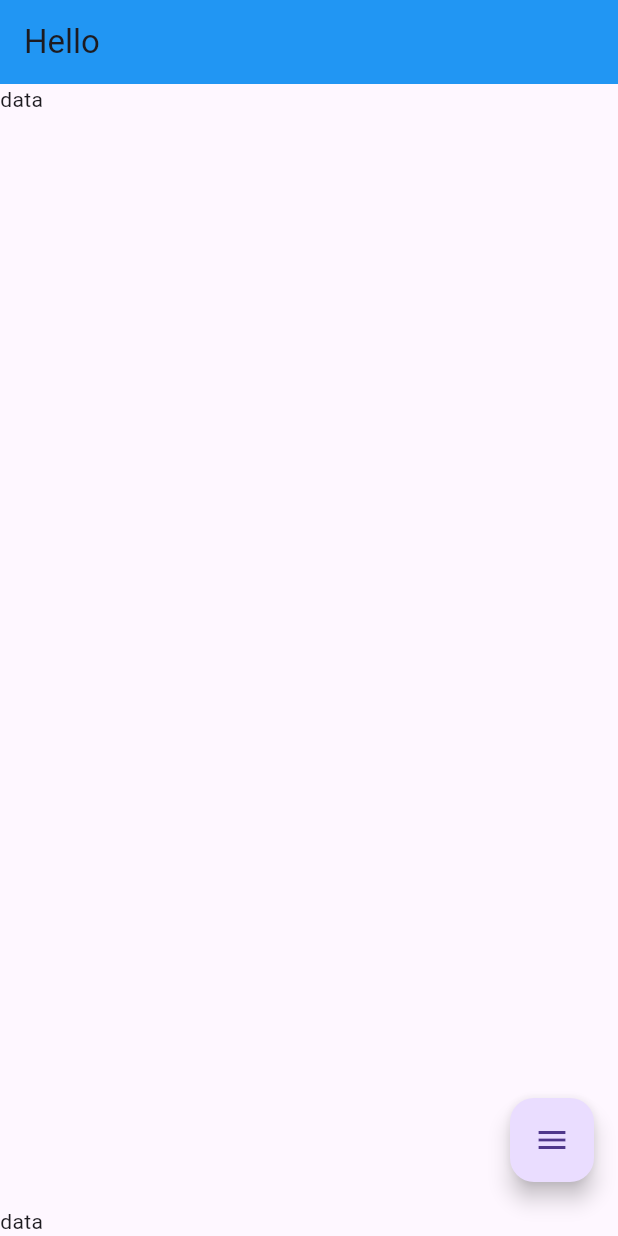
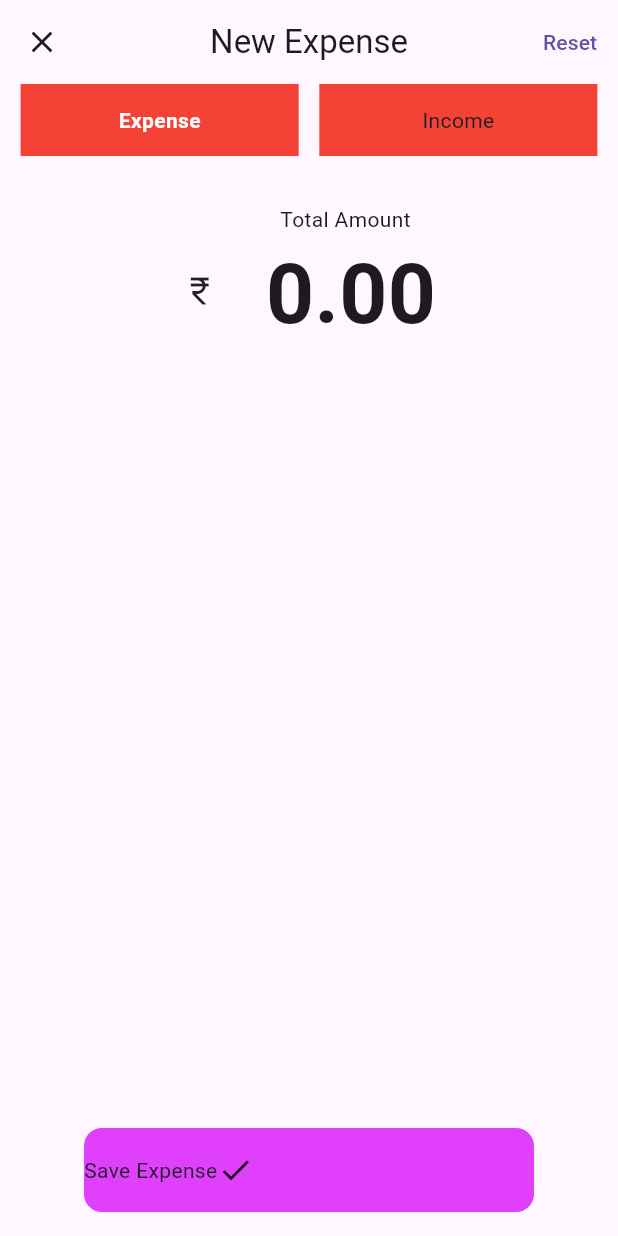
Before and after one commit to rabinacharya11/iims-flutter-trainning-2025, a Flutter app: the screen it shows after launch, on a phone screen of 412 x 824 dp. Run offline on Flutter 3.47's test engine with Material 3 defaults, Android fonts, the phone set to English and light mode, and no system bars.

Commit message:
UI basics day 2

```diff
--- /dev/null
+++ b/lib/add_new_expense_screen.dart
@@ -0,0 +1,89 @@
+import 'package:flutter/material.dart';
+
+class AddExpenseScreen extends StatelessWidget {
+  const AddExpenseScreen({super.key});
+
+  @override
+  Widget build(BuildContext context) {
+    return Scaffold(
+      appBar: AppBar(
+        leading: IconButton(onPressed: () {}, icon: Icon(Icons.close)),
+        title: Text("New Expense"),
+        centerTitle: true,
+        actions: [TextButton(onPressed: () {}, child: Text("Reset"))],
+      ),
+
+      body: Column(
+        children: [
+          // Income expense toggle buttons
+          Row(
+            mainAxisAlignment: MainAxisAlignment.spaceEvenly,
+            children: [
+              Container(
+                height: 48,
+                width: MediaQuery.of(context).size.width * 0.45,
+                color: Colors.red,
+                child: Center(
+                  child: Text(
+                    "Expense",
+                    style: TextStyle(
+                      color: Colors.white,
+                      fontWeight: FontWeight.bold,
+                    ),
+                  ),
+                ),
+              ),
+
+              Container(
+                height: 48,
+                width: MediaQuery.of(context).size.width * 0.45,
+                color: Colors.red,
+                child: Center(child: Text("Income")),
+              ),
+            ],
+          ),
+
+          SizedBox(height: 32),
+
+          // Amount input field
+          Row(
+            mainAxisAlignment: MainAxisAlignment.center,
+            crossAxisAlignment: CrossAxisAlignment.end,
+            children: [
+              Padding(
+                padding: const EdgeInsets.only(bottom: 30),
+                child: Icon(Icons.currency_rupee),
+              ),
+
+              SizedBox(width: 32),
+              Column(
+                children: [
+                  Text("Total Amount  "),
+                  Text(
+                    "0.00",
+                    style: TextStyle(fontWeight: FontWeight.bold, fontSize: 56),
+                  ),
+                ],
+              ),
+            ],
+          ),
+          Row(),
+          Row(),
+        ],
+      ),
+      floatingActionButtonLocation: FloatingActionButtonLocation.centerFloat,
+      floatingActionButton: Container(
+        height: 56,
+        width: 300,
+
+        decoration: BoxDecoration(
+          color: Colors.purpleAccent,
+
+          borderRadius: BorderRadius.circular(12),
+        ),
+
+        child: Row(children: [Text("Save Expense"), Icon(Icons.done)]),
+      ),
+    );
+  }
+}
--- a/lib/home_screen.dart
+++ /dev/null
@@ -1,21 +0,0 @@
-import 'package:flutter/material.dart';
-
-class HomeScreen extends StatelessWidget {
-  const HomeScreen({super.key});
-
-  @override
-  Widget build(BuildContext context) {
-    return Scaffold(
-      appBar: AppBar(backgroundColor: Colors.blue, title: Text("Hello")),
-
-      body: Text("data"),
-
-      floatingActionButton: FloatingActionButton(
-        onPressed: () {},
-        child: Icon(Icons.menu),
-      ),
-
-      bottomNavigationBar: Text("data"),
-    );
-  }
-}
--- a/lib/main.dart
+++ b/lib/main.dart
@@ -1,19 +1,18 @@
 import 'package:flutter/material.dart';
-import 'package:port_app/home_screen.dart';
+import 'package:port_app/add_new_expense_screen.dart';
 
 void main() {
-  runApp(MyApp());
+  runApp(MeroApp());
 }
 
-class MyApp extends StatelessWidget {
-  const MyApp({super.key});
+class MeroApp extends StatelessWidget {
+  const MeroApp({super.key});
 
   @override
   Widget build(BuildContext context) {
     return MaterialApp(
       debugShowCheckedModeBanner: false,
-      title: "Portfolio Atp",
-      home: HomeScreen(),
+      home: AddExpenseScreen(),
     );
   }
 }
```
Also changed, not shown: 1 other file.
